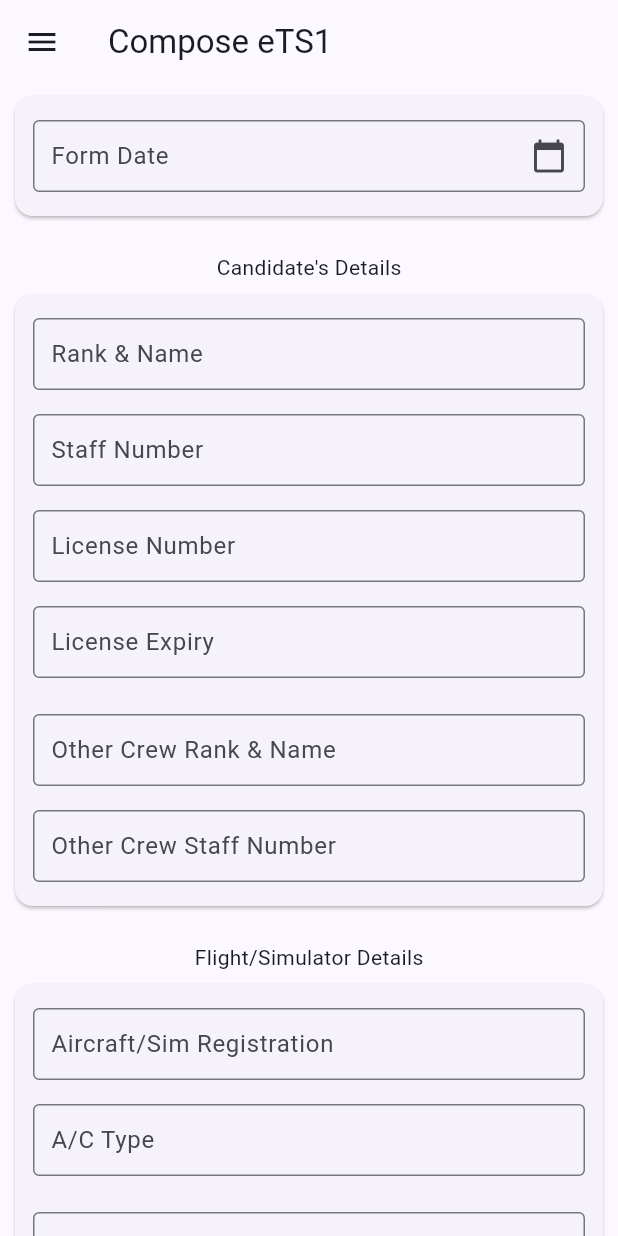
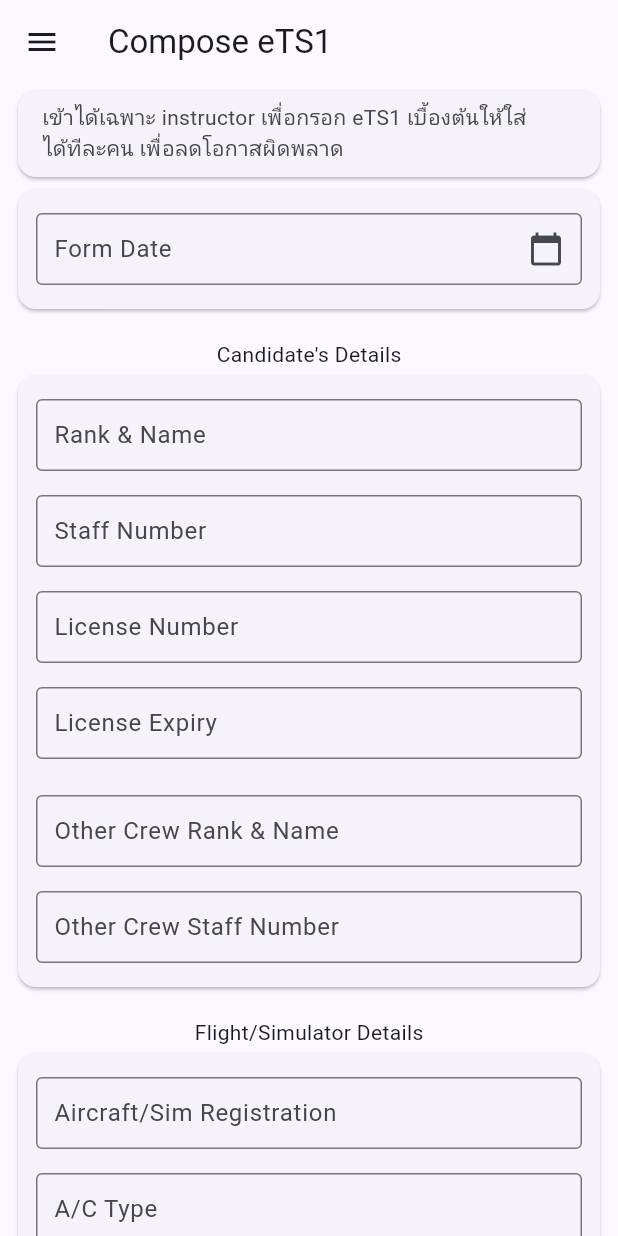
Before and after one commit to azymik/crew_portal_flutter, a Flutter app: the ComposeETSOneScreen screen opened by its route, on a phone screen of 412 x 824 dp. Run offline on Flutter 3.47's test engine with Material 2 defaults, Android fonts, the phone set to English and light mode, and no system bars; our stand-ins replace firebase_auth, firebase_core, flutter_riverpod, google_sign_in; accounts and stored records are empty.

Commit message:
Insert Infobox

```diff
--- a/lib/screens/compose_ets_one_screen.dart
+++ b/lib/screens/compose_ets_one_screen.dart
@@ -23,11 +23,16 @@ class _ComposeETSOneScreenState extends State<ComposeETSOneScreen> {
       drawer: const CustomDrawer(),
       body: SingleChildScrollView(
         child: Padding(
-          padding: const EdgeInsets.symmetric(horizontal: 2.0),
+          padding: const EdgeInsets.symmetric(horizontal: 8.0),
           child: Column(
             children: [
+              const Card(
+                child: ListTile(
+                  subtitle: Text(
+                      'เข้าได้เฉพาะ instructor เพื่อกรอก eTS1 เบื้องต้นให้ใส่ได้ทีละคน เพื่อลดโอกาสผิดพลาด'),
+                ),
+              ),
               Card(
-                margin: const EdgeInsets.all(8),
                 child: Padding(
                   padding:
                       const EdgeInsets.symmetric(vertical: 8.0, horizontal: 4),
@@ -67,7 +72,6 @@ class _ComposeETSOneScreenState extends State<ComposeETSOneScreen> {
               ),
               const Text('Candidate\'s Details'),
               Card(
-                margin: const EdgeInsets.all(8),
                 child: Padding(
                   padding:
                       const EdgeInsets.symmetric(vertical: 8, horizontal: 4),
@@ -139,7 +143,6 @@ class _ComposeETSOneScreenState extends State<ComposeETSOneScreen> {
               ),
               const Text('Flight/Simulator Details'),
               Card(
-                margin: const EdgeInsets.all(8),
                 child: Padding(
                   padding:
                       const EdgeInsets.symmetric(vertical: 8.0, horizontal: 4),
@@ -202,7 +205,6 @@ class _ComposeETSOneScreenState extends State<ComposeETSOneScreen> {
               ),
               const Text('Session Details'),
               Card(
-                margin: const EdgeInsets.all(8),
                 child: Padding(
                   padding:
                       const EdgeInsets.symmetric(vertical: 8.0, horizontal: 4),
@@ -422,7 +424,7 @@ class _ComposeETSOneScreenState extends State<ComposeETSOneScreen> {
                         segments: const [
                           ButtonSegment(
                             value: 'Line',
-                            label: Text('Line'),
+                            label: FittedBox(child: Text('Line')),
                           ),
                           ButtonSegment(
                             value: 'CCQ',
--- a/lib/screens/home_screen.dart
+++ b/lib/screens/home_screen.dart
@@ -20,6 +20,12 @@ class HomeScreen extends StatelessWidget {
           padding: const EdgeInsets.symmetric(horizontal: 8.0),
           child: ListView(
             children: [
+              const Card(
+                child: ListTile(
+                  subtitle: Text(
+                      'เป็นหน้าแรกที่จะเจอหลังจากเปิด App มา ใช้บอกข้อมูลสำคัญ หรือใช้บ่อยๆ นอกจากนี้ หากมี notification อะไรสำคัญ จะให้มาอยู่ที่หน้านี้ด้วย'),
+                ),
+              ),
               const Card(
                   child: ListTile(
                 leading: Icon(Icons.library_books),
--- a/lib/screens/links_screen.dart
+++ b/lib/screens/links_screen.dart
@@ -19,6 +19,12 @@ class LinksScreen extends StatelessWidget {
           padding: const EdgeInsets.symmetric(horizontal: 8.0),
           child: ListView(
             children: [
+              const Card(
+                child: ListTile(
+                  subtitle: Text(
+                      'Portal สำหรับ website ต่างๆ ที่เกี่ยวข้องกับการปฏิบัติงาน หรือให้ข้อมูลที่จำเป็น'),
+                ),
+              ),
               ElevatedButton(
                   onPressed: () async {
                     final url = Uri.parse(
--- a/lib/screens/validity_records_screen.dart
+++ b/lib/screens/validity_records_screen.dart
@@ -19,6 +19,12 @@ class ValidityRecordsScreen extends StatelessWidget {
           padding: const EdgeInsets.symmetric(horizontal: 8.0),
           child: ListView(
             children: [
+              const Card(
+                child: ListTile(
+                  subtitle: Text(
+                      'หน้านี้จะใช้ข้อมูลจาก AIMS ซึ่งจะทำให้สามารถ tracking ได้แม่นยำ และเป็น source เดียวกัน โดยจะใช้วิธี export ทุกสิ้นเดือน โดย admin ซึ่งขึ้นตอนนั้นไม่ยาก จะทำเป็น one-click button ให้'),
+                ),
+              ),
               ValidityCard(
                 topic: 'LICENSE ATPL/CPL',
                 firstLine: 'valid till: 31/10/2023',
```
Also changed, not shown: lib/screens/announcement_screen.dart (+35 -2 lines), lib/screens/ets_one_records_screen.dart (+12 -2 lines), 2 other files.
